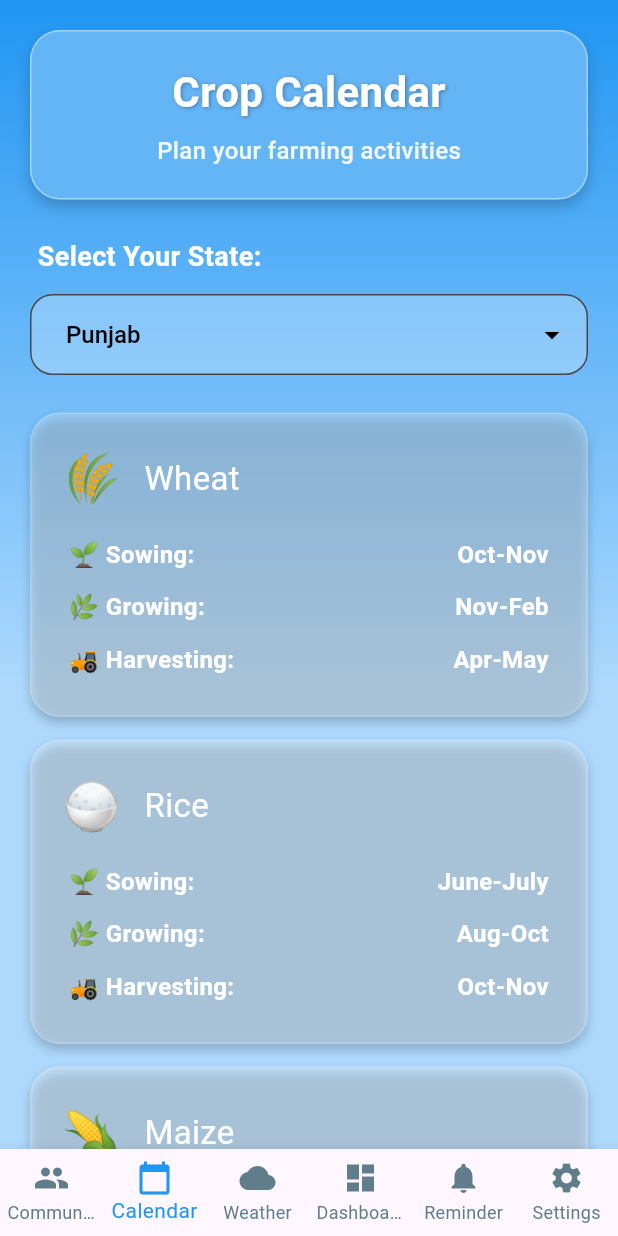
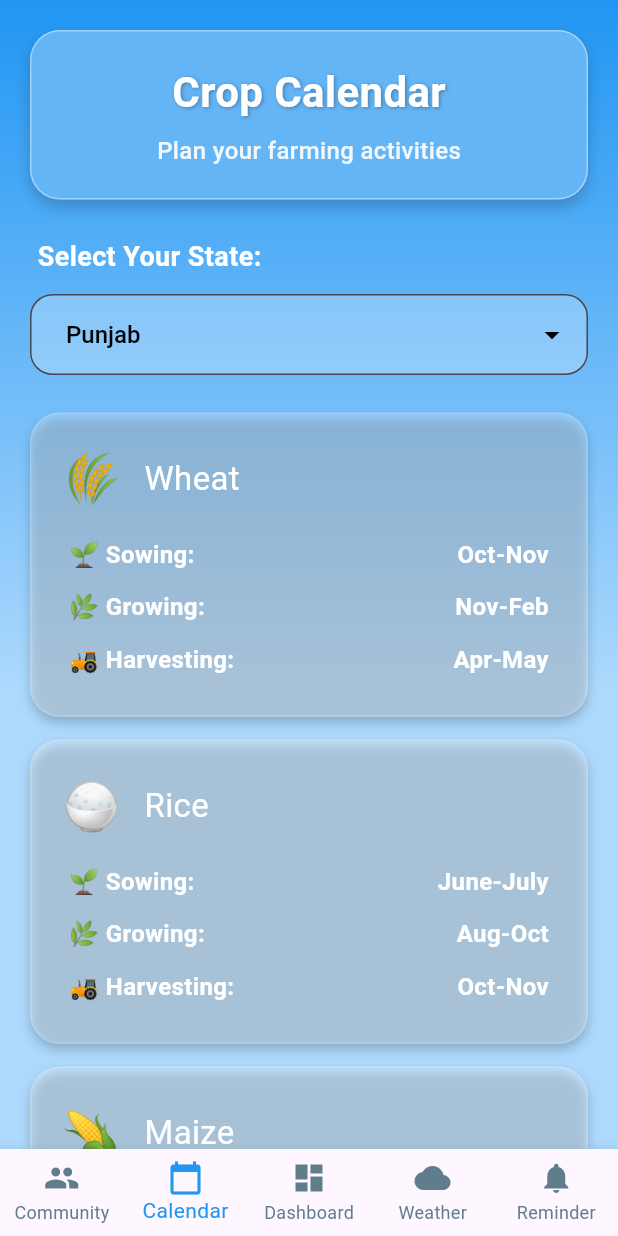
Before and after one commit to pranav14-1/HariVest, a Flutter app: the Navbar screen opened by its route, item 2 of the bottom bar chosen, on a phone screen of 412 x 824 dp. Run offline on Flutter 3.47's test engine with Material 3 defaults, Android fonts, the phone set to English and light mode, and no system bars; our stand-ins replace firebase_auth, firebase_core, flutter_dotenv, google_generative_ai, image_picker; accounts and stored records are empty.

Commit message:
ui changes

```diff
--- a/lib/models/navBar.dart
+++ b/lib/models/navBar.dart
@@ -19,10 +19,9 @@
   final List<Widget> pages = [
     CommunityForumScreen(),
     CropCalendarScreen(),
+    Dashboard(),
     WeatherScreen(),
-    Dashboard(),
     ReminderScreen(),
-    SettingsScreen(),
   ];
 
   @override
@@ -48,19 +47,19 @@
               icon: Icon(Icons.calendar_today),
               label: 'Calendar',
             ),
-            BottomNavigationBarItem(icon: Icon(Icons.cloud), label: 'Weather'),
             BottomNavigationBarItem(
               icon: Icon(Icons.dashboard),
               label: 'Dashboard',
             ),
+            BottomNavigationBarItem(icon: Icon(Icons.cloud), label: 'Weather'),
             BottomNavigationBarItem(
               icon: Icon(Icons.notifications),
               label: 'Reminder',
             ),
-            BottomNavigationBarItem(
-              icon: Icon(Icons.settings),
-              label: 'Settings',
-            ),
+            // BottomNavigationBarItem(
+            //   icon: Icon(Icons.settings),
+            //   label: 'Settings',
+            // ),
           ],
           selectedItemColor: Colors.blue,
           unselectedItemColor: Colors.blueGrey,
```
Also changed, not shown: lib/screens/dashboard.dart (+26 -2 lines).
